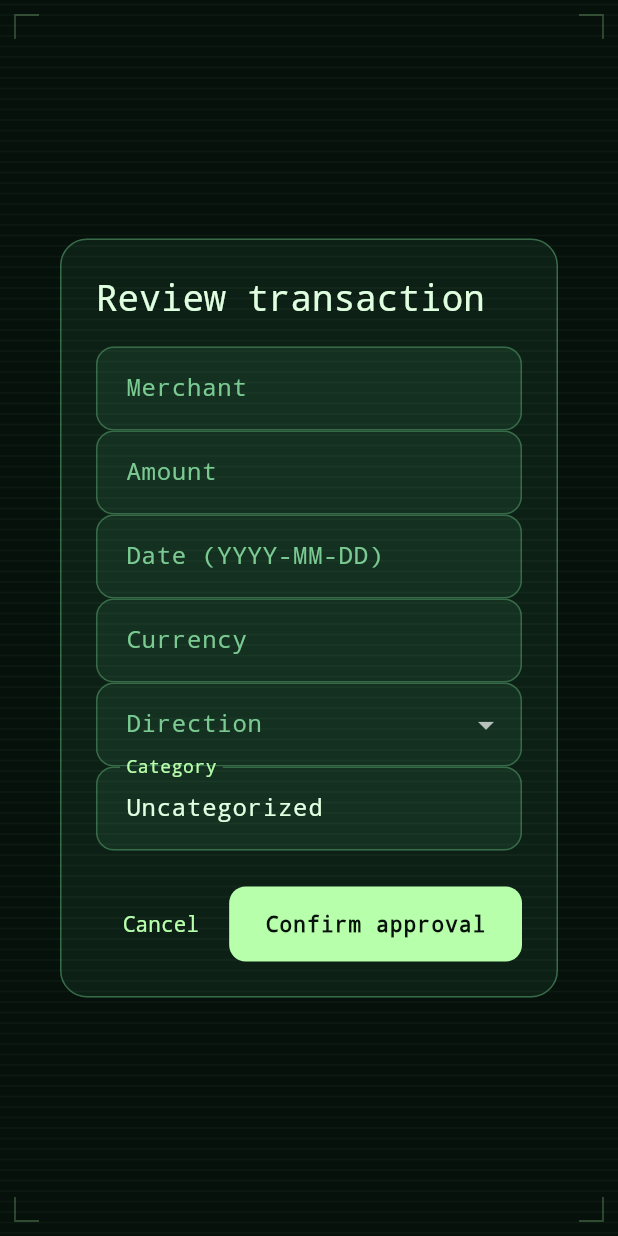
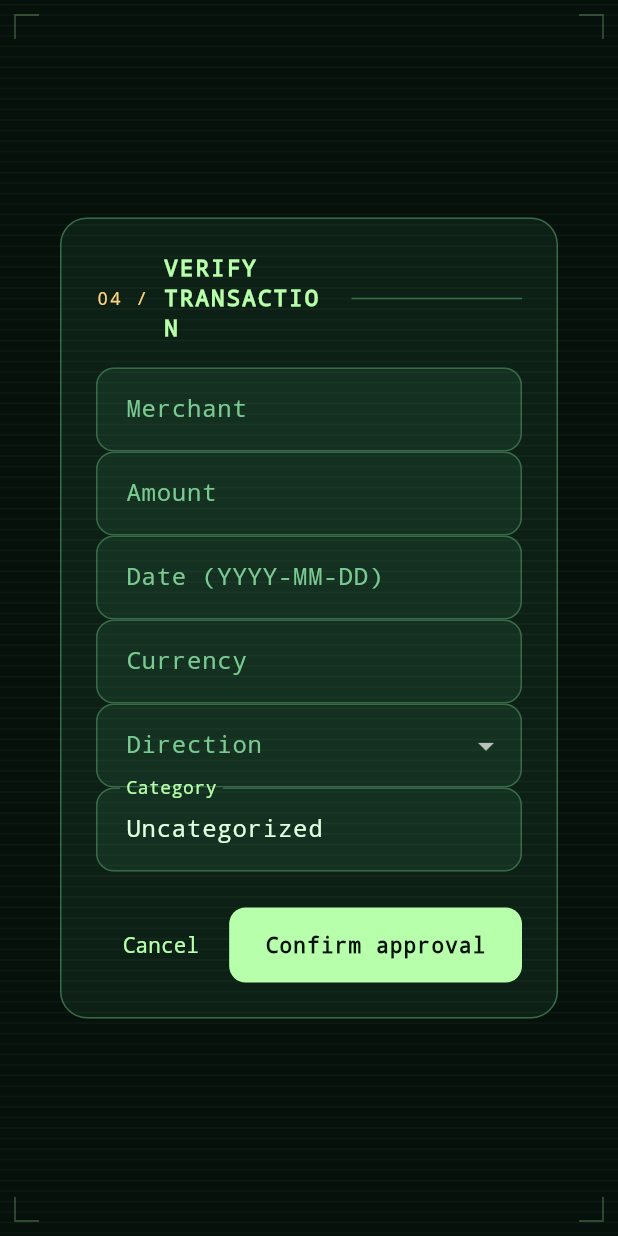
Before and after one commit to its-rlee/spendwise-ai, a Flutter app: the _DraftEditDialog widget shown alone on an empty page, opened directly with empty values, on a phone screen of 412 x 824 dp. Run offline on Flutter 3.47's test engine with Material 3 defaults, Android fonts, the phone set to English and light mode, and no system bars; our stand-ins replace camera, file_picker, image_picker, supabase_flutter; accounts and stored records are empty; network calls fail.

Commit message:
feat(review): theme approval and rejection forms with terminal status headers

```diff
--- a/mobile/lib/screens/draft_review_dialog.dart
+++ b/mobile/lib/screens/draft_review_dialog.dart
@@ -1,6 +1,7 @@
 import 'package:flutter/material.dart';
 
 import '../services/document_models.dart';
+import '../theme/terminal_theme.dart';
 
 Future<Map<String, dynamic>?> showDraftEditDialog(
   BuildContext context,
@@ -112,9 +113,9 @@ class _DraftEditDialogState extends State<_DraftEditDialog> {
   @override
   Widget build(BuildContext context) {
     return AlertDialog(
-      title: const Text('Review transaction'),
+      title: const TerminalSectionTitle('Verify transaction', index: '04'),
       content: SizedBox(
-        width: 420,
+        width: 440,
         child: SingleChildScrollView(
           child: Form(
             key: _formKey,
@@ -259,7 +260,7 @@ class _RejectDialogState extends State<_RejectDialog> {
   @override
   Widget build(BuildContext context) {
     return AlertDialog(
-      title: const Text('Reject transaction'),
+      title: const TerminalSectionTitle('Reject transaction', index: 'ERR'),
       content: TextField(
         controller: _controller,
         maxLength: 500,
```
